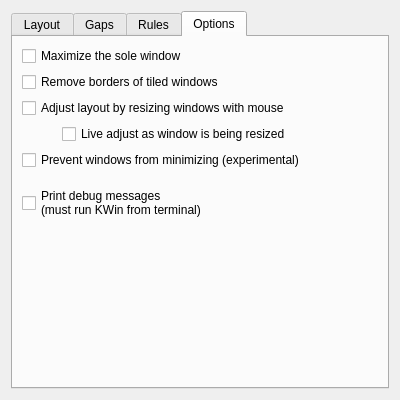
This is res/config.ui in Bismuth-Forge/bismuth as Qt 5 draws it before an edit. The edited form follows.
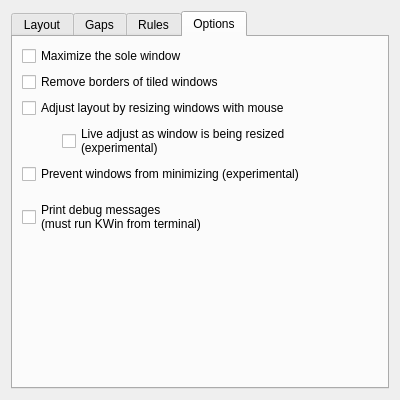
This is the edited form. The open tabs and pages were chosen to show the change.

Commit message: mark live adjustment as experimental in config

Patch:
```diff
--- a/res/config.ui
+++ b/res/config.ui
@@ -453,7 +453,8 @@
             <string>If enabled, resizing window will immediately adjust layout. If disabled, layout will be adjusted *after* window resizing is over.</string>
            </property>
            <property name="text">
-            <string>Live adjust as window is being resized</string>
+            <string>Live adjust as window is being resized
+(experimental)</string>
            </property>
           </widget>
          </item>
```
